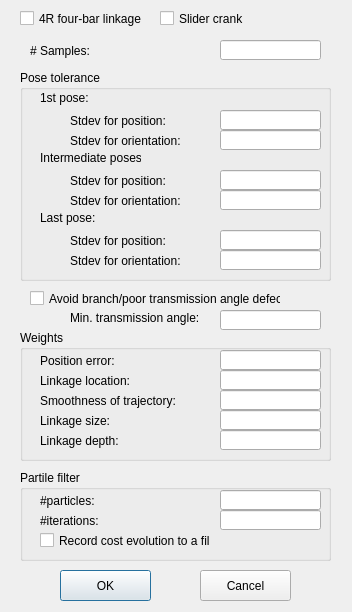
Old version of the form KinematicDesign_TwoBodies/LinkageSynthesisOptionDialog.ui in the repository gnishida/KinematicDesign_TwoBodies.
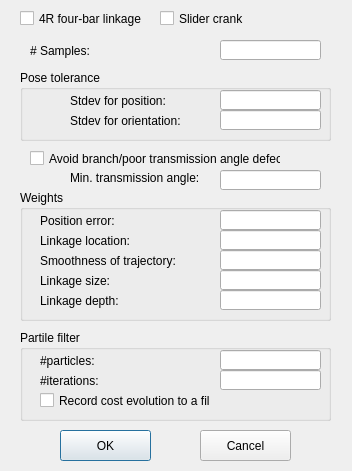
New version of the form.

Commit message: use only intermediate pose for perturbation

```diff
--- a/KinematicDesign_TwoBodies/LinkageSynthesisOptionDialog.ui
+++ b/KinematicDesign_TwoBodies/LinkageSynthesisOptionDialog.ui
@@ -7,7 +7,7 @@
     <x>0</x>
     <y>0</y>
     <width>352</width>
-    <height>612</height>
+    <height>471</height>
    </rect>
   </property>
   <property name="windowTitle">
@@ -40,7 +40,7 @@
    <property name="geometry">
     <rect>
      <x>30</x>
-     <y>290</y>
+     <y>150</y>
      <width>251</width>
      <height>17</height>
     </rect>
@@ -53,7 +53,7 @@
    <property name="geometry">
     <rect>
      <x>60</x>
-     <y>570</y>
+     <y>430</y>
      <width>91</width>
      <height>31</height>
     </rect>
@@ -66,7 +66,7 @@
    <property name="geometry">
     <rect>
      <x>200</x>
-     <y>570</y>
+     <y>430</y>
      <width>91</width>
      <height>31</height>
     </rect>
@@ -81,40 +81,17 @@
      <x>20</x>
      <y>70</y>
      <width>311</width>
-     <height>211</height>
+     <height>71</height>
     </rect>
    </property>
    <property name="title">
     <string>Pose tolerance</string>
    </property>
-   <widget class="QLabel" name="label_2">
-    <property name="geometry">
-     <rect>
-      <x>50</x>
-      <y>40</y>
-      <width>131</width>
-      <height>21</height>
-     </rect>
-    </property>
-    <property name="text">
-     <string>Stdev for position:</string>
-    </property>
-   </widget>
-   <widget class="QLineEdit" name="lineEditStdDevPositionFirst">
-    <property name="geometry">
-     <rect>
-      <x>200</x>
-      <y>40</y>
-      <width>101</width>
-      <height>20</height>
-     </rect>
-    </property>
-   </widget>
    <widget class="QLabel" name="label_6">
     <property name="geometry">
      <rect>
       <x>50</x>
-      <y>100</y>
+      <y>20</y>
       <width>101</width>
       <height>21</height>
      </rect>
@@ -127,89 +104,17 @@
     <property name="geometry">
      <rect>
       <x>200</x>
-      <y>100</y>
-      <width>101</width>
-      <height>20</height>
-     </rect>
-    </property>
-   </widget>
-   <widget class="QLabel" name="label_7">
-    <property name="geometry">
-     <rect>
-      <x>50</x>
-      <y>160</y>
-      <width>131</width>
-      <height>21</height>
-     </rect>
-    </property>
-    <property name="text">
-     <string>Stdev for position:</string>
-    </property>
-   </widget>
-   <widget class="QLineEdit" name="lineEditStdDevPositionLast">
-    <property name="geometry">
-     <rect>
-      <x>200</x>
-      <y>160</y>
-      <width>101</width>
-      <height>20</height>
-     </rect>
-    </property>
-   </widget>
-   <widget class="QLabel" name="label_8">
-    <property name="geometry">
-     <rect>
-      <x>20</x>
       <y>20</y>
-      <width>51</width>
-      <height>16</height>
-     </rect>
-    </property>
-    <property name="text">
-     <string>1st pose:</string>
-    </property>
-   </widget>
-   <widget class="QLabel" name="label_9">
-    <property name="geometry">
-     <rect>
-      <x>50</x>
-      <y>60</y>
-      <width>131</width>
-      <height>21</height>
-     </rect>
-    </property>
-    <property name="text">
-     <string>Stdev for orientation:</string>
-    </property>
-   </widget>
-   <widget class="QLineEdit" name="lineEditStdDevOrientationFirst">
-    <property name="geometry">
-     <rect>
-      <x>200</x>
-      <y>60</y>
       <width>101</width>
       <height>20</height>
      </rect>
     </property>
    </widget>
-   <widget class="QLabel" name="label_10">
-    <property name="geometry">
-     <rect>
-      <x>20</x>
-      <y>80</y>
-      <width>101</width>
-      <height>16</height>
-     </rect>
-    </property>
-    <property name="text">
-     <string>Intermediate poses:</string>
-    </property>
-   </widget>
    <widget class="QLabel" name="label_11">
     <property name="geometry">
      <rect>
       <x>50</x>
-      <y>120</y>
+      <y>40</y>
       <width>121</width>
       <height>21</height>
      </rect>
@@ -222,43 +127,7 @@
     <property name="geometry">
      <rect>
       <x>200</x>
-      <y>120</y>
-      <width>101</width>
-      <height>20</height>
-     </rect>
-    </property>
-   </widget>
-   <widget class="QLabel" name="label_12">
-    <property name="geometry">
-     <rect>
-      <x>20</x>
-      <y>140</y>
-      <width>101</width>
-      <height>16</height>
-     </rect>
-    </property>
-    <property name="text">
-     <string>Last pose:</string>
-    </property>
-   </widget>
-   <widget class="QLabel" name="label_13">
-    <property name="geometry">
-     <rect>
-      <x>50</x>
-      <y>180</y>
-      <width>131</width>
-      <height>21</height>
-     </rect>
-    </property>
-    <property name="text">
-     <string>Stdev for orientation:</string>
-    </property>
-   </widget>
-   <widget class="QLineEdit" name="lineEditStdDevOrientationLast">
-    <property name="geometry">
-     <rect>
-      <x>200</x>
-      <y>180</y>
+      <y>40</y>
       <width>101</width>
       <height>20</height>
      </rect>
@@ -269,7 +138,7 @@
    <property name="geometry">
     <rect>
      <x>20</x>
-     <y>330</y>
+     <y>190</y>
      <width>311</width>
      <height>131</height>
     </rect>
@@ -397,7 +266,7 @@
    <property name="geometry">
     <rect>
      <x>20</x>
-     <y>470</y>
+     <y>330</y>
      <width>311</width>
      <height>91</height>
     </rect>
@@ -469,7 +338,7 @@
    <property name="geometry">
     <rect>
      <x>220</x>
-     <y>310</y>
+     <y>170</y>
      <width>101</width>
      <height>20</height>
     </rect>
@@ -479,7 +348,7 @@
    <property name="geometry">
     <rect>
      <x>70</x>
-     <y>310</y>
+     <y>170</y>
      <width>131</width>
      <height>16</height>
     </rect>
```
Left out of the diff: 4 changed lines with no effect on the pictures. The commit also changes 9 other files.
